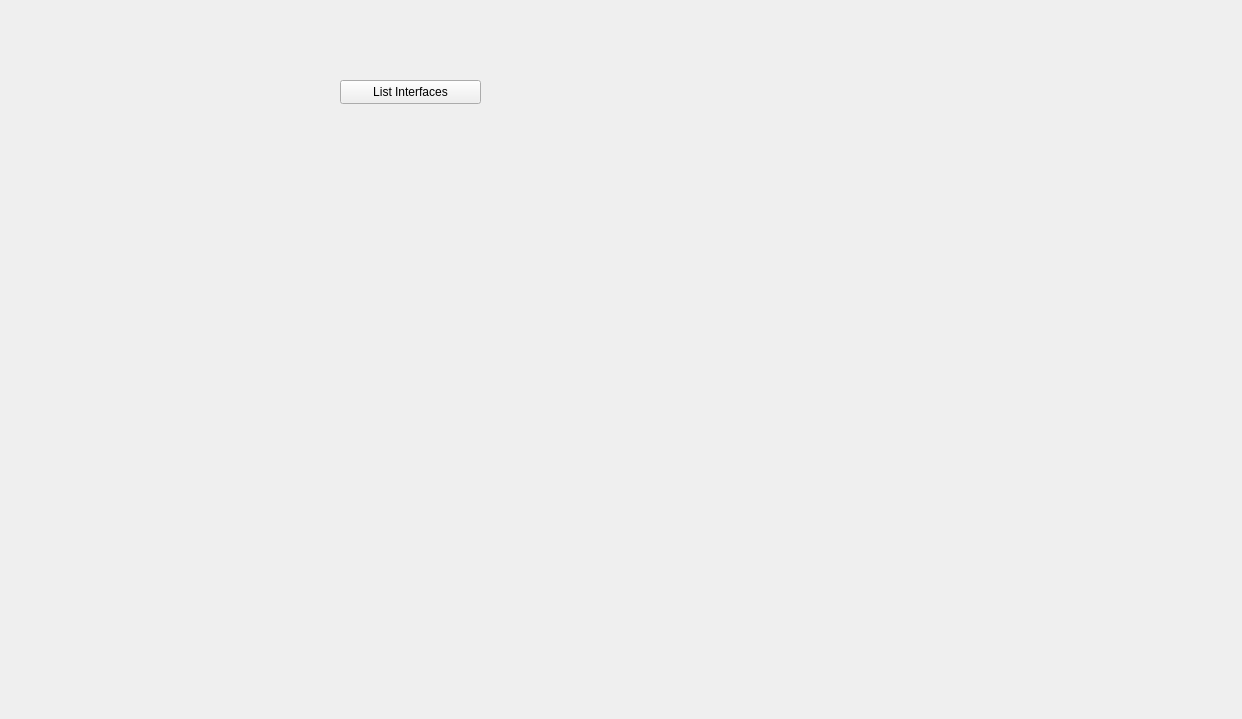
Old version of the form form.ui in the repository Viermusketiere/NetInterface_Manager.
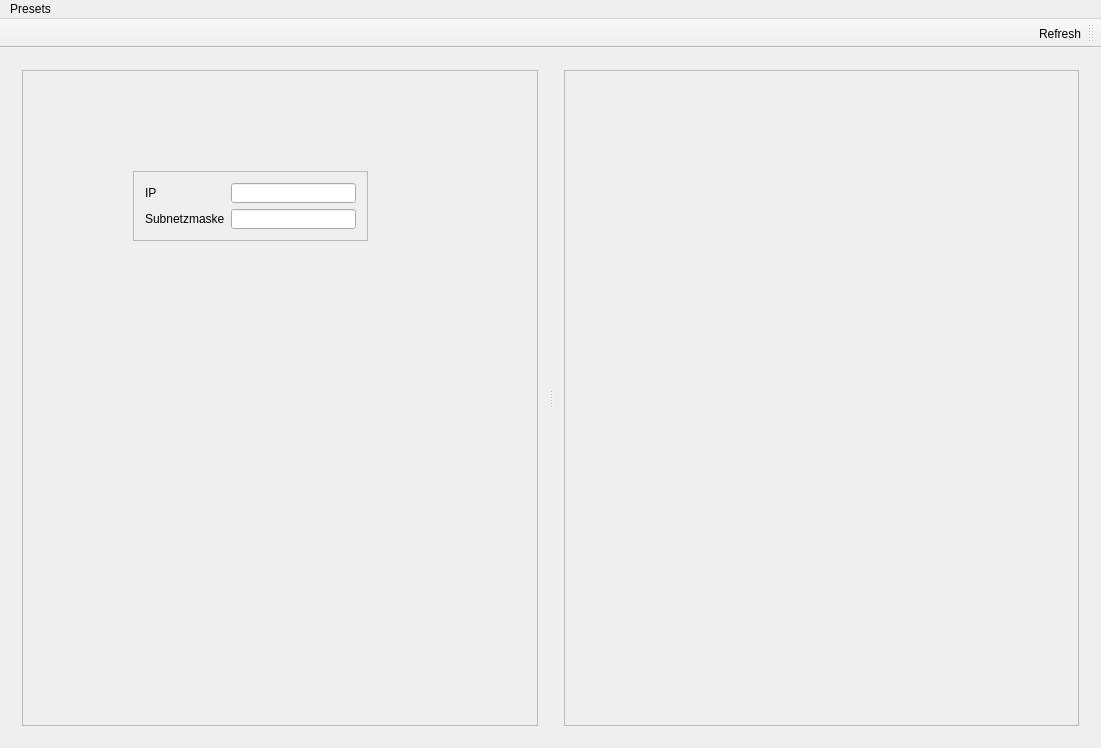
New version of the form.

Commit message: Started to dynamically add adapters to gui

Patch:
```diff
--- a/form.ui
+++ b/form.ui
@@ -1,56 +1,156 @@
 <?xml version="1.0" encoding="UTF-8"?>
 <ui version="4.0">
- <class>Widget</class>
- <widget class="QWidget" name="Widget">
+ <class>mainWindow</class>
+ <widget class="QMainWindow" name="mainWindow">
   <property name="geometry">
    <rect>
     <x>0</x>
     <y>0</y>
-    <width>1242</width>
-    <height>719</height>
+    <width>1101</width>
+    <height>748</height>
    </rect>
   </property>
-  <property name="minimumSize">
-   <size>
-    <width>200</width>
-    <height>200</height>
-   </size>
-  </property>
   <property name="windowTitle">
    <string>Network Interface Manager</string>
   </property>
-  <widget class="QPushButton" name="pushButton">
-   <property name="geometry">
-    <rect>
-     <x>340</x>
-     <y>80</y>
-     <width>141</width>
-     <height>24</height>
-    </rect>
-   </property>
-   <property name="text">
-    <string>List Interfaces</string>
-   </property>
-  </widget>
-  <widget class="QWidget" name="">
-   <property name="geometry">
-    <rect>
-     <x>120</x>
-     <y>210</y>
-     <width>951</width>
-     <height>351</height>
-    </rect>
-   </property>
-   <layout class="QHBoxLayout" name="horizontalLayout">
-    <item>
-     <layout class="QFormLayout" name="formLayout"/>
-    </item>
-    <item>
-     <layout class="QVBoxLayout" name="verticalLayout"/>
+  <widget class="QWidget" name="centralWidget">
+   <layout class="QGridLayout" name="gridLayout">
+    <item row="0" column="0">
+     <widget class="QSplitter" name="splitter">
+      <property name="orientation">
+       <enum>Qt::Horizontal</enum>
+      </property>
+      <widget class="QWidget" name="verticalLayoutWidget">
+       <layout class="QVBoxLayout" name="layoutPreset">
+        <item>
+         <widget class="QScrollArea" name="scrollArea">
+          <property name="widgetResizable">
+           <bool>true</bool>
+          </property>
+          <widget class="QWidget" name="scrollAreaWidgetContents">
+           <property name="geometry">
+            <rect>
+             <x>0</x>
+             <y>0</y>
+             <width>535</width>
+             <height>678</height>
+            </rect>
+           </property>
+           <widget class="QFrame" name="frame">
+            <property name="geometry">
+             <rect>
+              <x>110</x>
+              <y>100</y>
+              <width>235</width>
+              <height>70</height>
+             </rect>
+            </property>
+            <property name="frameShape">
+             <enum>QFrame::StyledPanel</enum>
+            </property>
+            <property name="frameShadow">
+             <enum>QFrame::Raised</enum>
+            </property>
+            <layout class="QFormLayout" name="formLayout">
+             <item row="0" column="0">
+              <widget class="QLabel" name="label">
+               <property name="text">
+                <string>IP</string>
+               </property>
+              </widget>
+             </item>
+             <item row="0" column="1">
+              <widget class="QLineEdit" name="lineEdit"/>
+             </item>
+             <item row="1" column="0">
+              <widget class="QLabel" name="label_2">
+               <property name="text">
+                <string>Subnetzmaske</string>
+               </property>
+              </widget>
+             </item>
+             <item row="1" column="1">
+              <widget class="QLineEdit" name="lineEdit_2"/>
+             </item>
+            </layout>
+           </widget>
+          </widget>
+         </widget>
+        </item>
+       </layout>
+      </widget>
+      <widget class="QWidget" name="verticalLayoutWidget_2">
+       <layout class="QVBoxLayout" name="layoutAdapters">
+        <item>
+         <widget class="QScrollArea" name="scrollArea_Adapters">
+          <property name="widgetResizable">
+           <bool>true</bool>
+          </property>
+          <widget class="QWidget" name="scrollAreaWidgetContents_Adapters">
+           <property name="geometry">
+            <rect>
+             <x>0</x>
+             <y>0</y>
+             <width>535</width>
+             <height>678</height>
+            </rect>
+           </property>
+          </widget>
+         </widget>
+        </item>
+       </layout>
+      </widget>
+     </widget>
     </item>
    </layout>
   </widget>
+  <widget class="QMenuBar" name="menuBar">
+   <property name="geometry">
+    <rect>
+     <x>0</x>
+     <y>0</y>
+     <width>1101</width>
+     <height>22</height>
+    </rect>
+   </property>
+   <widget class="QMenu" name="menuMen">
+    <property name="title">
+     <string>Presets</string>
+    </property>
+    <addaction name="actionImport_Presets"/>
+    <addaction name="actionExport_Presets"/>
+   </widget>
+   <addaction name="menuMen"/>
+  </widget>
+  <widget class="QToolBar" name="mainToolBar">
+   <property name="layoutDirection">
+    <enum>Qt::RightToLeft</enum>
+   </property>
+   <attribute name="toolBarArea">
+    <enum>TopToolBarArea</enum>
+   </attribute>
+   <attribute name="toolBarBreak">
+    <bool>false</bool>
+   </attribute>
+   <addaction name="actionRefresh"/>
+  </widget>
+  <action name="actionImport_Presets">
+   <property name="text">
+    <string>Import Presets</string>
+   </property>
+  </action>
+  <action name="actionExport_Presets">
+   <property name="text">
+    <string>Export Presets</string>
+   </property>
+  </action>
+  <action name="actionRefresh">
+   <property name="text">
+    <string>Refresh</string>
+   </property>
+  </action>
  </widget>
+ <layoutdefault spacing="6" margin="11"/>
  <resources/>
  <connections/>
 </ui>
```
The commit also changes 2 other files.
